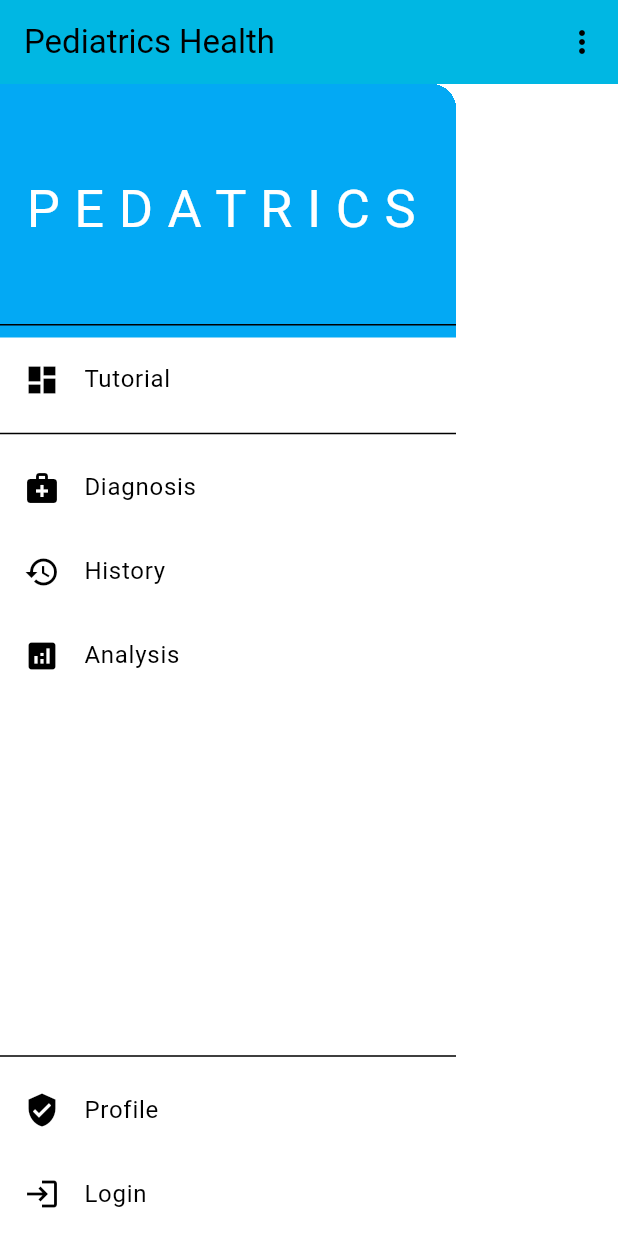
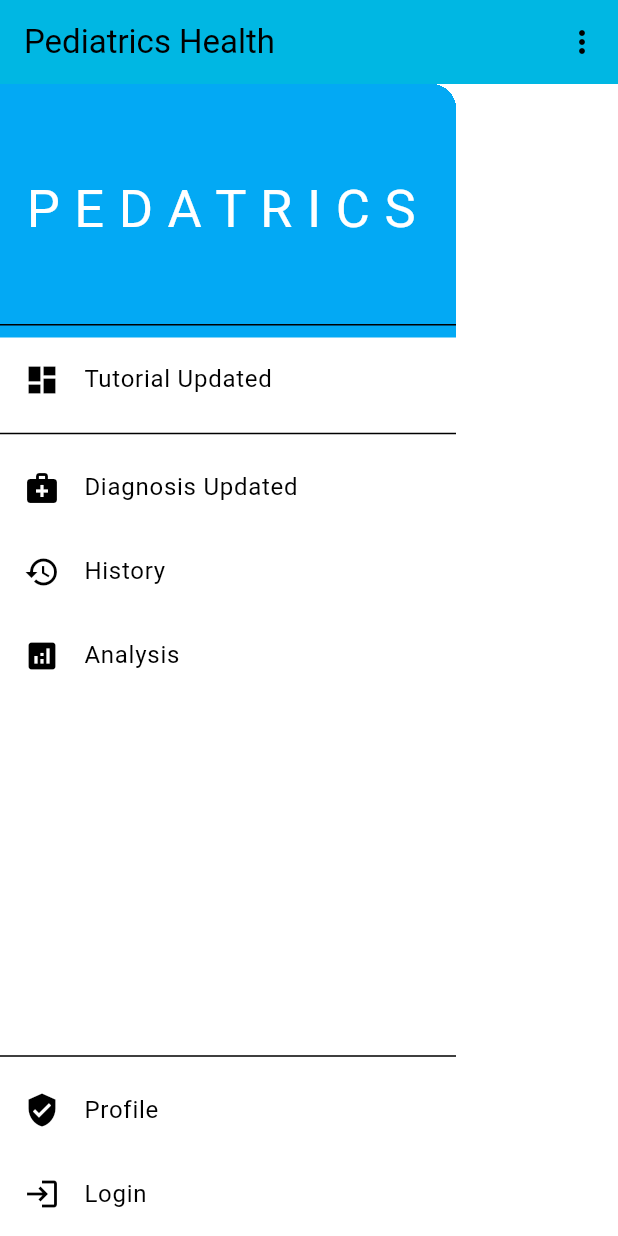
Before and after one commit to Eshetiegashaw/pediatric_app, a Flutter app: the DesktopScreen screen opened directly, on a phone screen of 412 x 824 dp. Run offline on Flutter 3.47's test engine with Material 3 defaults, Android fonts, the phone set to English and light mode, and no system bars; missing offline and left inert: dart:ffi.

Commit message:
Refactor AppBar and Drawer components for improved readability and updated titles

```diff
--- a/lib/constants.dart
+++ b/lib/constants.dart
@@ -1,7 +1,6 @@
 import 'package:flutter/material.dart';
 import 'package:pediatric_app/theme/theme_provider.dart';
 import 'package:provider/provider.dart';
-
 
 var my_app_bar = AppBar(
   backgroundColor: const Color.fromRGBO(0, 183, 227, 1.0),
@@ -31,12 +30,12 @@ var my_drawer = Drawer(
       ),
       ListTile(
         leading: Icon(Icons.dashboard),
-      title: Text("Tutorial"),
+        title: Text("Tutorial Updated"),
       ),
       Divider(),
       ListTile(
         leading: Icon(Icons.medical_services),
-      title: Text("Diagnosis"),
+        title: Text("Diagnosis Updated"),
       ),
       ListTile(
         leading: Icon(Icons.history),
@@ -46,7 +45,9 @@ var my_drawer = Drawer(
         leading: Icon(Icons.analytics),
         title: Text("Analysis"),
       ),
-      Spacer(flex: 5,),
+      Spacer(
+        flex: 5,
+      ),
       Divider(),
       ListTile(
         leading: Icon(Icons.verified_user),
@@ -59,7 +60,6 @@ var my_drawer = Drawer(
     ],
   ),
 );
-
 
 var my_action = PopupMenuButton<String>(
   onSelected: (String result) {
```
Lines whose indentation alone changed are shown as unchanged.
